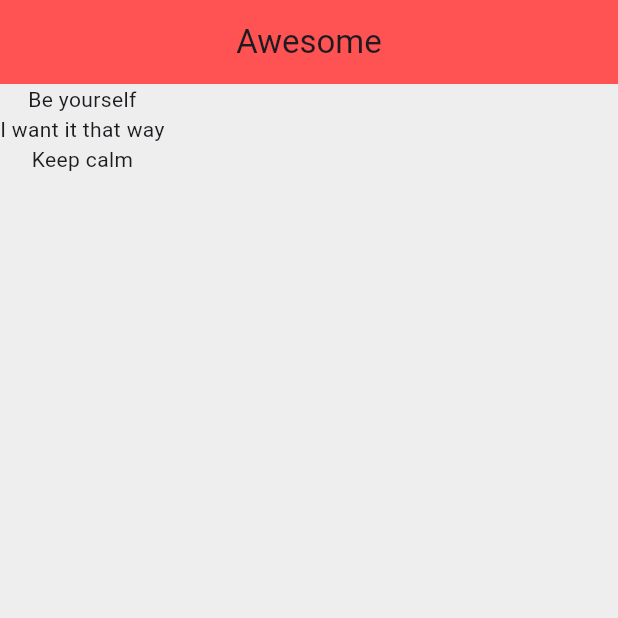
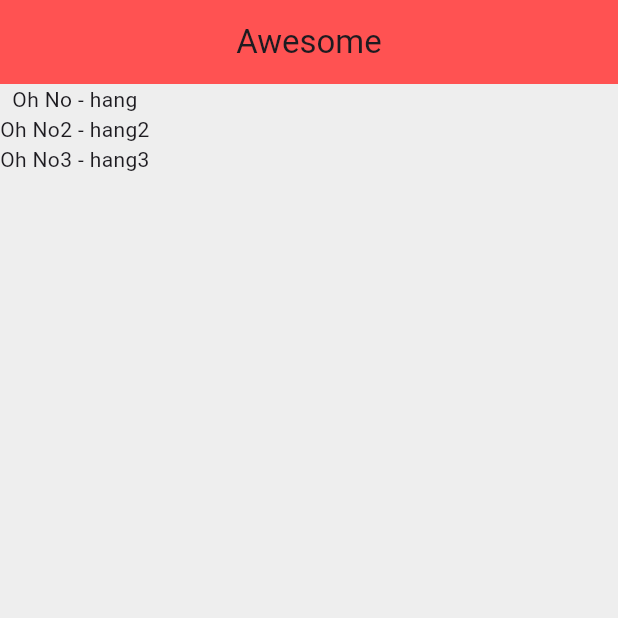
Before and after one commit to hangEX7749/flutter_first_app, a Flutter app: the screen it shows after launch, on a phone screen of 412 x 824 dp, the top half of it. Run offline on Flutter 3.47's test engine with Material 3 defaults, Android fonts, the phone set to English and light mode, and no system bars.

Commit message:
custom class

```diff
--- a/lib/main.dart
+++ b/lib/main.dart
@@ -1,19 +1,26 @@
 import 'package:flutter/material.dart';
+import 'quote.dart';
 
 void main() => runApp(MaterialApp(
       home: QuoteList(),
     ));
 
 class QuoteList extends StatefulWidget {
+  const QuoteList({super.key});
+
   @override
+  // ignore: library_private_types_in_public_api
   _QuoteListState createState() => _QuoteListState();
 }
 
 class _QuoteListState extends State<QuoteList> {
-  List<String> quotes = [
-    'Be yourself',
-    'I want it that way',
-    'Keep calm',
+  List<Quote> quotes = [
+    // 'Be yourself',
+    // 'I want it that way',
+    // 'Keep calm',
+    Quote(text: 'Oh No', author: 'hang'),
+    Quote(text: 'Oh No2', author: 'hang2'),
+    Quote(text: 'Oh No3', author: 'hang3'),
   ];
 
   @override
@@ -26,7 +33,7 @@ class _QuoteListState extends State<QuoteList> {
         backgroundColor: Colors.redAccent,
       ),
       body: Column(
-        children: quotes.map((quote) => Text(quote)).toList(),
+        children: quotes.map((quote) => Text('${quote.text} - ${quote.author}')).toList(),
       ),
     );
   }
--- /dev/null
+++ b/lib/quote.dart
@@ -0,0 +1,8 @@
+class Quote {
+  String text;
+  String author;
+
+  Quote({required this.text, required this.author});
+}
+
+Quote muquote = Quote(text: 'This is the quote text', author: 'oscar wilde');
```
